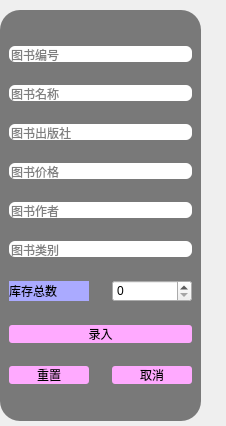
XiAoY0/BookStoreMangement, file insert.ui: the form before one commit.
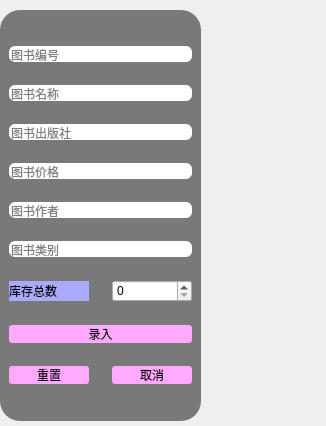
The form after the commit.

```diff
--- a/insert.ui
+++ b/insert.ui
@@ -6,7 +6,7 @@
    <rect>
     <x>0</x>
     <y>0</y>
-    <width>226</width>
+    <width>326</width>
     <height>426</height>
    </rect>
   </property>
```
